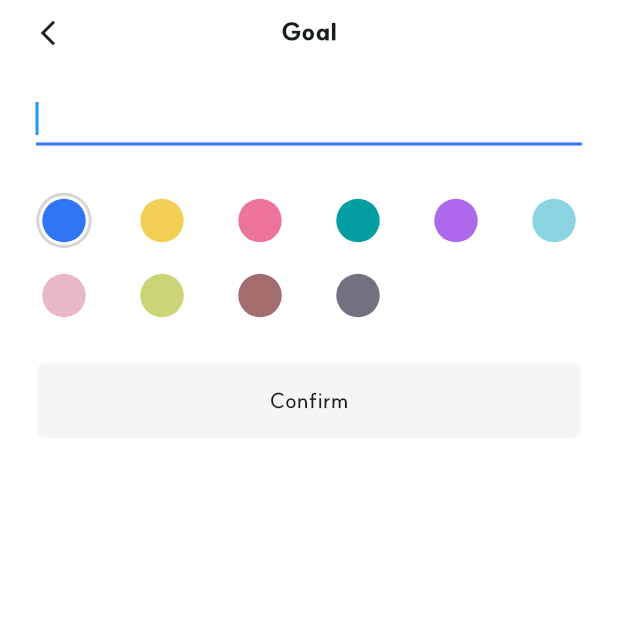
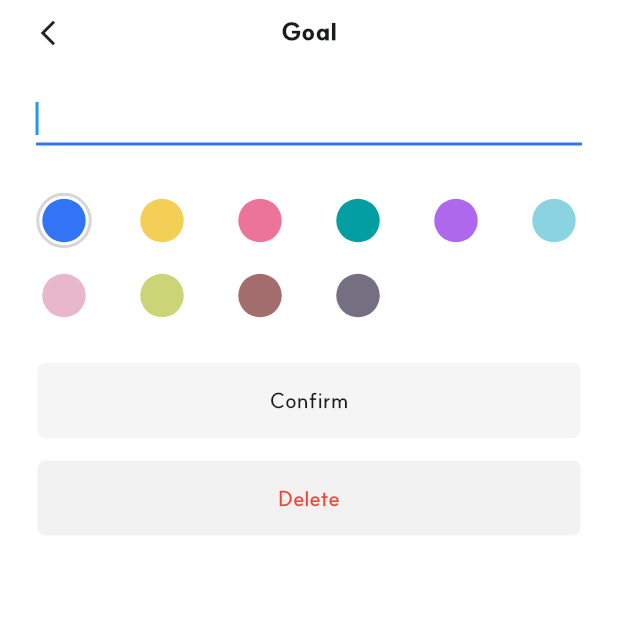
Before and after one commit to zimkjh/BetterThanYesterday, a Flutter app: the AddGoalPage screen opened by its route, on a phone screen of 412 x 824 dp, the top half of it. Run offline on Flutter 3.47's test engine with Material 3 defaults, Android fonts, the phone set to English and light mode, and no system bars; our stand-ins replace get, get_storage; accounts and stored records are empty; statements that could not run were skipped; project files that could hold a hidden picture were left out.

Commit message:
Add todo delete feature

```diff
--- a/client/lib/app/core/language/app_translation.dart
+++ b/client/lib/app/core/language/app_translation.dart
@@ -6,6 +6,7 @@ class AppTranslation extends Translations {
         'en': {
           'goal': 'Goal',
           'add_goal_confirm': 'Confirm',
+          'delete_goal': 'Delete',
           'intro_cta_button': 'Submit',
           'this_week': 'This Week',
           'add_a_goal': 'Add a Goal',
@@ -13,6 +14,7 @@ class AppTranslation extends Translations {
         'ko': {
           'goal': '목표',
           'add_goal_confirm': '저장',
+          'delete_goal': '삭제',
           'intro_cta_button': '저장하기',
           'this_week': '이번주',
           'add_a_goal': '목표 추가하기',
--- a/client/lib/app/data/provider/local_provider.dart
+++ b/client/lib/app/data/provider/local_provider.dart
@@ -63,6 +63,12 @@ class LocalProvider extends GetxService {
     return box.write(_keyGoals, todos.map((e) => e.toJson()).toList());
   }
 
+  Future<void> removeTodoList(Todo todo) {
+    todos.removeWhere((element) => element.id == todo.id);
+
+    return box.write(_keyGoals, todos.map((e) => e.toJson()).toList());
+  }
+
   Future<void> addDoneTodo(DateTime dateTime, int todoId) async {
     final normalizedDate = normalizeDate(dateTime);
     if (doneTodos[normalizedDate] == null) {
--- a/client/lib/app/modules/add_goal/submit_button.dart
+++ b/client/lib/app/modules/add_goal/submit_button.dart
@@ -14,7 +14,9 @@ class SubmitButton extends GetView<AddGoalController> {
         horizontal: 25,
         vertical: 20,
       ),
-      child: Obx(
+      child: Column(
+        children: [
+          Obx(
             () => GestureDetector(
               onTap: controller.saveTodo,
               child: Container(
@@ -42,6 +44,26 @@ class SubmitButton extends GetView<AddGoalController> {
               ),
             ),
           ),
+          const SizedBox(height: 15),
+          GestureDetector(
+            onTap: controller.deleteTodo,
+            child: Container(
+              width: Get.width,
+              height: 50,
+              decoration: BoxDecoration(
+                borderRadius: BorderRadius.circular(5),
+                color: AppColors.lightGray1,
+              ),
+              child: Center(
+                child: Text(
+                  'delete_goal'.tr,
+                  style: content1.copyWith(color: Colors.red),
+                ),
+              ),
+            ),
+          )
+        ],
+      ),
     );
   }
 }
```
Also changed, not shown: client/lib/app/modules/add_goal/controller.dart (+7 -0 lines). Lines whose indentation alone changed are shown as unchanged.
